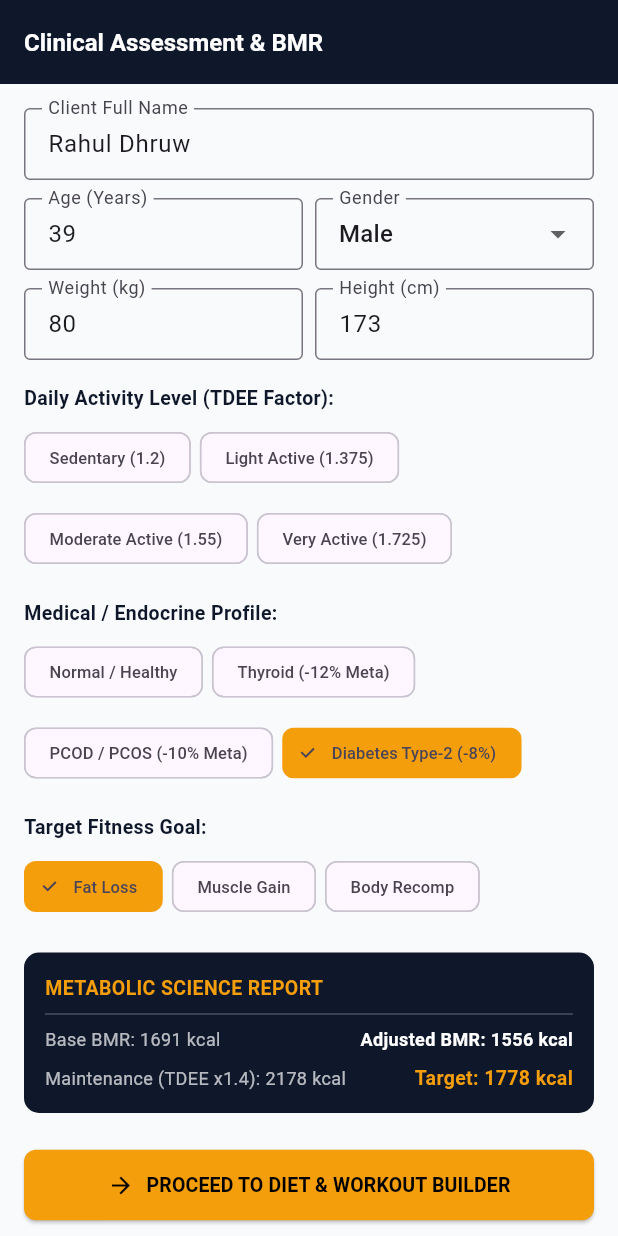
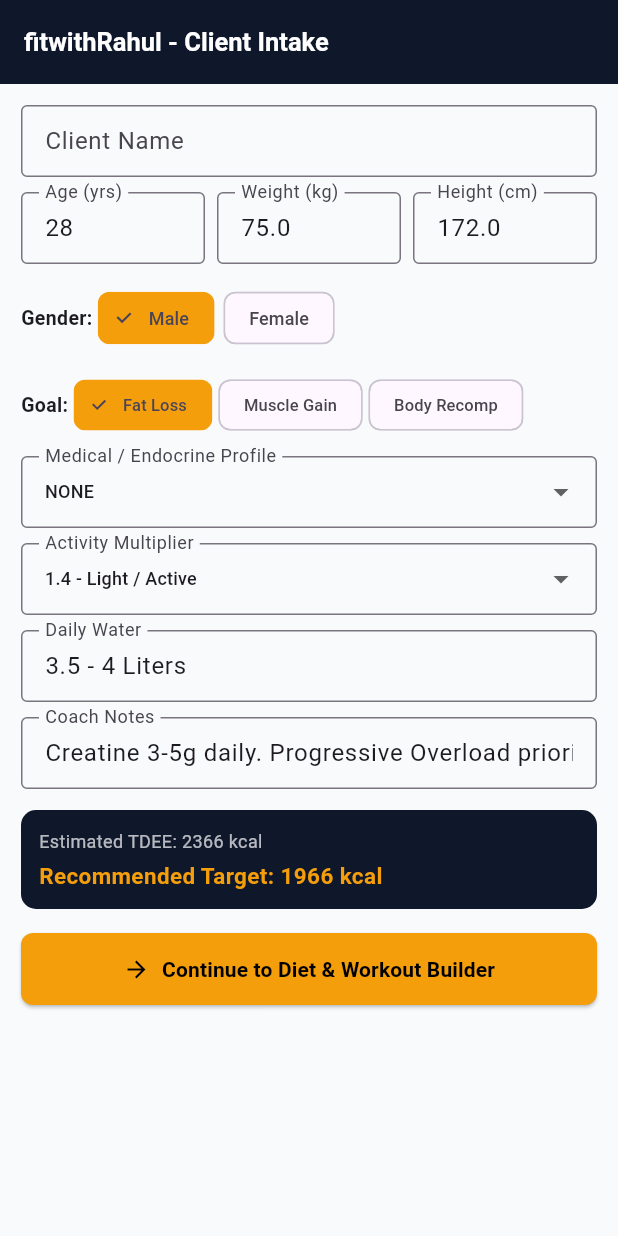
Before and after one commit to Rahul6051276/fitwithRahul-, a Flutter app: the screen it shows after launch, on a phone screen of 412 x 824 dp. Run offline on Flutter 3.47's test engine with Material 3 defaults, Android fonts, the phone set to English and light mode, and no system bars; our stand-ins replace pdf, share_plus.

Commit message:
update client_intake_screen.dart

```diff
--- a/lib/client_intake_screen.dart
+++ b/lib/client_intake_screen.dart
@@ -10,28 +10,18 @@ class ClientIntakeScreen extends StatefulWidget {
 }
 
 class _ClientIntakeScreenState extends State<ClientIntakeScreen> {
-  final _nameCtrl = TextEditingController(text: "Rahul Dhruw");
-  final _ageCtrl = TextEditingController(text: "39");
-  final _weightCtrl = TextEditingController(text: "80");
-  final _heightCtrl = TextEditingController(text: "173");
+  final _nameCtrl = TextEditingController();
+  final _ageCtrl = TextEditingController(text: "28");
+  final _weightCtrl = TextEditingController(text: "75.0");
+  final _heightCtrl = TextEditingController(text: "172.0");
+  final _waterCtrl = TextEditingController(text: "3.5 - 4 Liters");
+  final _notesCtrl = TextEditingController(
+      text: "Creatine 3-5g daily. Progressive Overload prioritize karein.");
 
-  String _gender = 'Male';
-  double _activity = 1.4; // Default activity multiplier
-  MedicalCondition _condition = MedicalCondition.diabetes;
-  String _goal = 'Fat Loss';
-
-  ClientProfile get _currentAssessment {
-    return ClientProfile(
-      name: _nameCtrl.text.trim(),
-      age: int.tryParse(_ageCtrl.text) ?? 25,
-      gender: _gender,
-      weightKg: double.tryParse(_weightCtrl.text) ?? 70.0,
-      heightCm: double.tryParse(_heightCtrl.text) ?? 170.0,
-      activityMultiplier: _activity,
-      condition: _condition,
-      goal: _goal,
-    );
-  }
+  String _gender = "Male";
+  String _goal = "Fat Loss";
+  double _activityMultiplier = 1.4;
+  MedicalCondition _condition = MedicalCondition.none;
 
   @override
   void dispose() {
@@ -39,65 +29,94 @@ class _ClientIntakeScreenState extends State<ClientIntakeScreen> {
     _ageCtrl.dispose();
     _weightCtrl.dispose();
     _heightCtrl.dispose();
+    _waterCtrl.dispose();
+    _notesCtrl.dispose();
     super.dispose();
+  }
+
+  ClientProfile _buildClientProfile() {
+    final name = _nameCtrl.text.trim().isEmpty ? "Client" : _nameCtrl.text.trim();
+    final age = int.tryParse(_ageCtrl.text.trim()) ?? 28;
+    final weight = double.tryParse(_weightCtrl.text.trim()) ?? 75.0;
+    final height = double.tryParse(_heightCtrl.text.trim()) ?? 172.0;
+
+    final profile = ClientProfile(
+      name: name,
+      age: age,
+      gender: _gender,
+      weightKg: weight,
+      heightCm: height,
+      activityMultiplier: _activityMultiplier,
+      condition: _condition,
+      goal: _goal,
+      dailyWater: _waterCtrl.text.trim(),
+      notes: _notesCtrl.text.trim(),
+    );
+
+    profile.targetCalories = profile.calculatedTargetCalories;
+    return profile;
+  }
+
+  void _proceedToPlanner() {
+    final profile = _buildClientProfile();
+    Navigator.push(
+      context,
+      MaterialPageRoute(
+        builder: (ctx) => PlannerScreen(initialClient: profile),
+      ),
+    );
   }
 
   @override
   Widget build(BuildContext context) {
-    final client = _currentAssessment;
-    final bmr = client.adjustedBmr;
-    final tdee = client.adjustedTdee;
-    final targetCal = client.calculatedTargetCalories;
+    final previewProfile = _buildClientProfile();
 
     return Scaffold(
       backgroundColor: const Color(0xFFF8FAFC),
       appBar: AppBar(
         backgroundColor: const Color(0xFF0F172A),
         title: const Text(
-          "Clinical Assessment & BMR",
-          style: TextStyle(color: Colors.white, fontWeight: FontWeight.bold, fontSize: 16),
+          "fitwithRahul - Client Intake",
+          style: TextStyle(color: Colors.white, fontWeight: FontWeight.bold, fontSize: 17),
         ),
       ),
       body: ListView(
-        padding: const EdgeInsets.all(16),
+        padding: const EdgeInsets.all(14),
         children: [
           TextField(
             controller: _nameCtrl,
-            decoration: const InputDecoration(labelText: "Client Full Name", border: OutlineInputBorder(), isDense: true),
+            decoration: const InputDecoration(
+              labelText: "Client Name",
+              border: OutlineInputBorder(),
+              isDense: true,
+            ),
             onChanged: (_) => setState(() {}),
           ),
-          const SizedBox(height: 12),
+          const SizedBox(height: 10),
           Row(
             children: [
               Expanded(
                 child: TextField(
                   controller: _ageCtrl,
                   keyboardType: TextInputType.number,
-                  decoration: const InputDecoration(labelText: "Age (Years)", border: OutlineInputBorder(), isDense: true),
+                  decoration: const InputDecoration(
+                    labelText: "Age (yrs)",
+                    border: OutlineInputBorder(),
+                    isDense: true,
+                  ),
                   onChanged: (_) => setState(() {}),
                 ),
               ),
               const SizedBox(width: 8),
               Expanded(
-                child: DropdownButtonFormField<String>(
-                  value: _gender,
-                  decoration: const InputDecoration(labelText: "Gender", border: OutlineInputBorder(), isDense: true),
-                  items: ['Male', 'Female'].map((g) => DropdownMenuItem(value: g, child: Text(g))).toList(),
-                  onChanged: (v) {
-                    if (v != null) setState(() => _gender = v);
-                  },
-                ),
-              ),
-            ],
-          ),
-          const SizedBox(height: 12),
-          Row(
-            children: [
-              Expanded(
                 child: TextField(
                   controller: _weightCtrl,
                   keyboardType: TextInputType.number,
-                  decoration: const InputDecoration(labelText: "Weight (kg)", border: OutlineInputBorder(), isDense: true),
+                  decoration: const InputDecoration(
+                    labelText: "Weight (kg)",
+                    border: OutlineInputBorder(),
+                    isDense: true,
+                  ),
                   onChanged: (_) => setState(() {}),
                 ),
               ),
@@ -106,108 +125,107 @@ class _ClientIntakeScreenState extends State<ClientIntakeScreen> {
                 child: TextField(
                   controller: _heightCtrl,
                   keyboardType: TextInputType.number,
-                  decoration: const InputDecoration(labelText: "Height (cm)", border: OutlineInputBorder(), isDense: true),
+                  decoration: const InputDecoration(
+                    labelText: "Height (cm)",
+                    border: OutlineInputBorder(),
+                    isDense: true,
+                  ),
                   onChanged: (_) => setState(() {}),
                 ),
               ),
             ],
           ),
-          const SizedBox(height: 16),
-
-          // --- 1. DAILY ACTIVITY LEVEL (TDEE MULTIPLIER) ---
-          const Text("Daily Activity Level (TDEE Factor):",
-              style: TextStyle(fontWeight: FontWeight.bold, fontSize: 13, color: Color(0xFF0F172A))),
-          const SizedBox(height: 6),
-          Wrap(
-            spacing: 6,
-            runSpacing: 6,
+          const SizedBox(height: 12),
+          Row(
             children: [
-              ChoiceChip(
-                label: const Text("Sedentary (1.2)", style: TextStyle(fontSize: 11)),
-                selected: _activity == 1.2,
+              const Text("Gender: ", style: TextStyle(fontWeight: FontWeight.bold, fontSize: 13)),
+              ...['Male', 'Female'].map((g) {
+                return Padding(
+                  padding: const EdgeInsets.only(right: 6),
+                  child: ChoiceChip(
+                    label: Text(g, style: const TextStyle(fontSize: 12)),
+                    selected: _gender == g,
                     selectedColor: const Color(0xFFF59E0B),
-                onSelected: (_) => setState(() => _activity = 1.2),
+                    onSelected: (v) => setState(() => _gender = g),
                   ),
-              ChoiceChip(
-                label: const Text("Light Active (1.375)", style: TextStyle(fontSize: 11)),
-                selected: _activity == 1.375,
-                selectedColor: const Color(0xFFF59E0B),
-                onSelected: (_) => setState(() => _activity = 1.375),
-              ),
-              ChoiceChip(
-                label: const Text("Moderate Active (1.55)", style: TextStyle(fontSize: 11)),
-                selected: _activity == 1.55,
-                selectedColor: const Color(0xFFF59E0B),
-                onSelected: (_) => setState(() => _activity = 1.55),
-              ),
-              ChoiceChip(
-                label: const Text("Very Active (1.725)", style: TextStyle(fontSize: 11)),
-                selected: _activity == 1.725,
-                selectedColor: const Color(0xFFF59E0B),
-                onSelected: (_) => setState(() => _activity = 1.725),
-              ),
+                );
+              }).toList(),
             ],
           ),
-          const SizedBox(height: 16),
-
-          // --- 2. MEDICAL / ENDOCRINE PROFILE ---
-          const Text("Medical / Endocrine Profile:",
-              style: TextStyle(fontWeight: FontWeight.bold, fontSize: 13, color: Color(0xFF0F172A))),
-          const SizedBox(height: 6),
-          Wrap(
-            spacing: 6,
-            runSpacing: 6,
+          const SizedBox(height: 10),
+          Row(
             children: [
-              ChoiceChip(
-                label: const Text("Normal / Healthy", style: TextStyle(fontSize: 11)),
-                selected: _condition == MedicalCondition.none,
-                selectedColor: const Color(0xFFF59E0B),
-                onSelected: (_) => setState(() => _condition = MedicalCondition.none),
-              ),
-              ChoiceChip(
-                label: const Text("Thyroid (-12% Meta)", style: TextStyle(fontSize: 11)),
-                selected: _condition == MedicalCondition.thyroid,
-                selectedColor: const Color(0xFFF59E0B),
-                onSelected: (_) => setState(() => _condition = MedicalCondition.thyroid),
-              ),
-              ChoiceChip(
-                label: const Text("PCOD / PCOS (-10% Meta)", style: TextStyle(fontSize: 11)),
-                selected: _condition == MedicalCondition.pcod,
-                selectedColor: const Color(0xFFF59E0B),
-                onSelected: (_) => setState(() => _condition = MedicalCondition.pcod),
-              ),
-              ChoiceChip(
-                label: const Text("Diabetes Type-2 (-8%)", style: TextStyle(fontSize: 11)),
-                selected: _condition == MedicalCondition.diabetes,
-                selectedColor: const Color(0xFFF59E0B),
-                onSelected: (_) => setState(() => _condition = MedicalCondition.diabetes),
-              ),
-            ],
-          ),
-          const SizedBox(height: 16),
-
-          // --- 3. TARGET FITNESS GOAL ---
-          const Text("Target Fitness Goal:",
-              style: TextStyle(fontWeight: FontWeight.bold, fontSize: 13, color: Color(0xFF0F172A))),
-          const SizedBox(height: 6),
-          Row(
-            children: ['Fat Loss', 'Muscle Gain', 'Body Recomp'].map((g) {
+              const Text("Goal: ", style: TextStyle(fontWeight: FontWeight.bold, fontSize: 13)),
+              ...['Fat Loss', 'Muscle Gain', 'Body Recomp'].map((g) {
                 return Padding(
-                padding: const EdgeInsets.only(right: 6.0),
+                  padding: const EdgeInsets.only(right: 4),
                   child: ChoiceChip(
                     label: Text(g, style: const TextStyle(fontSize: 11)),
                     selected: _goal == g,
                     selectedColor: const Color(0xFFF59E0B),
-                  onSelected: (_) => setState(() => _goal = g),
+                    onSelected: (v) => setState(() => _goal = g),
                   ),
                 );
               }).toList(),
+            ],
           ),
-          const SizedBox(height: 20),
-
-          // --- METABOLIC SCIENCE REPORT CARD ---
+          const SizedBox(height: 10),
+          DropdownButtonFormField<MedicalCondition>(
+            value: _condition,
+            decoration: const InputDecoration(
+              labelText: "Medical / Endocrine Profile",
+              border: OutlineInputBorder(),
+              isDense: true,
+            ),
+            items: MedicalCondition.values.map((c) {
+              return DropdownMenuItem(
+                value: c,
+                child: Text(c.name.toUpperCase(), style: const TextStyle(fontSize: 12)),
+              );
+            }).toList(),
+            onChanged: (val) {
+              if (val != null) setState(() => _condition = val);
+            },
+          ),
+          const SizedBox(height: 10),
+          DropdownButtonFormField<double>(
+            value: _activityMultiplier,
+            decoration: const InputDecoration(
+              labelText: "Activity Multiplier",
+              border: OutlineInputBorder(),
+              isDense: true,
+            ),
+            items: const [
+              DropdownMenuItem(value: 1.2, child: Text("1.2 - Sedentary", style: TextStyle(fontSize: 12))),
+              DropdownMenuItem(value: 1.4, child: Text("1.4 - Light / Active", style: TextStyle(fontSize: 12))),
+              DropdownMenuItem(value: 1.55, child: Text("1.55 - Moderate", style: TextStyle(fontSize: 12))),
+              DropdownMenuItem(value: 1.72, child: Text("1.72 - Very Active", style: TextStyle(fontSize: 12))),
+            ],
+            onChanged: (val) {
+              if (val != null) setState(() => _activityMultiplier = val);
+            },
+          ),
+          const SizedBox(height: 10),
+          TextField(
+            controller: _waterCtrl,
+            decoration: const InputDecoration(
+              labelText: "Daily Water",
+              border: OutlineInputBorder(),
+              isDense: true,
+            ),
+          ),
+          const SizedBox(height: 10),
+          TextField(
+            controller: _notesCtrl,
+            decoration: const InputDecoration(
+              labelText: "Coach Notes",
+              border: OutlineInputBorder(),
+              isDense: true,
+            ),
+          ),
+          const SizedBox(height: 14),
           Container(
-            padding: const EdgeInsets.all(14),
+            padding: const EdgeInsets.all(12),
             decoration: BoxDecoration(
               color: const Color(0xFF0F172A),
               borderRadius: BorderRadius.circular(10),
@@ -215,34 +233,26 @@ class _ClientIntakeScreenState extends State<ClientIntakeScreen> {
             child: Column(
               crossAxisAlignment: CrossAxisAlignment.start,
               children: [
-                const Text("METABOLIC SCIENCE REPORT",
-                    style: TextStyle(color: Color(0xFFF59E0B), fontWeight: FontWeight.bold, fontSize: 13)),
-                const Divider(color: Colors.white24, height: 16),
-                Row(
-                  mainAxisAlignment: MainAxisAlignment.spaceBetween,
-                  children: [
-                    Text("Base BMR: ${client.baseBmr.toStringAsFixed(0)} kcal",
-                        style: const TextStyle(color: Colors.white70, fontSize: 12)),
-                    Text("Adjusted BMR: ${bmr.toStringAsFixed(0)} kcal",
-                        style: const TextStyle(color: Colors.white, fontWeight: FontWeight.bold, fontSize: 12)),
-                  ],
+                Text(
+                  "Estimated TDEE: ${previewProfile.adjustedTdee.toStringAsFixed(0)} kcal",
+                  style: const TextStyle(color: Colors.white70, fontSize: 12),
                 ),
-                const SizedBox(height: 8),
-                Row(
-                  mainAxisAlignment: MainAxisAlignment.spaceBetween,
-                  children: [
-                    Text("Maintenance (TDEE x${_activity}): ${tdee.toStringAsFixed(0)} kcal",
-                        style: const TextStyle(color: Colors.white70, fontSize: 12)),
-                    Text("Target: ${targetCal.toStringAsFixed(0)} kcal",
-                        style: const TextStyle(color: Color(0xFFF59E0B), fontWeight: FontWeight.bold, fontSize: 13)),
-                  ],
+                const SizedBox(height: 4),
+                Text(
+                  "Recommended Target: ${previewProfile.calculatedTargetCalories.toStringAsFixed(0)} kcal",
+                  style: const TextStyle(
+                    color: Color(0xFFF59E0B),
+                    fontWeight: FontWeight.bold,
+                    fontSize: 15,
+                  ),
                 ),
               ],
             ),
           ),
-          const SizedBox(height: 24),
-
-          ElevatedButton.icon(
+          const SizedBox(height: 16),
+          SizedBox(
+            width: double.infinity,
+            child: ElevatedButton.icon(
               style: ElevatedButton.styleFrom(
                 backgroundColor: const Color(0xFFF59E0B),
                 padding: const EdgeInsets.symmetric(vertical: 14),
@@ -250,19 +260,11 @@ class _ClientIntakeScreenState extends State<ClientIntakeScreen> {
               ),
               icon: const Icon(Icons.arrow_forward, color: Colors.black),
               label: const Text(
-              "PROCEED TO DIET & WORKOUT BUILDER",
-              style: TextStyle(color: Colors.black, fontWeight: FontWeight.bold, fontSize: 13),
+                "Continue to Diet & Workout Builder",
+                style: TextStyle(color: Colors.black, fontWeight: FontWeight.bold),
               ),
-            onPressed: () {
-              Navigator.push(
-                context,
-                MaterialPageRoute(
-                  builder: (ctx) => PlannerScreen(
-                    initialClient: client,
+              onPressed: _proceedToPlanner,
             ),
-                ),
-              );
-            },
           ),
         ],
       ),
```
Lines whose indentation alone changed are shown as unchanged.
